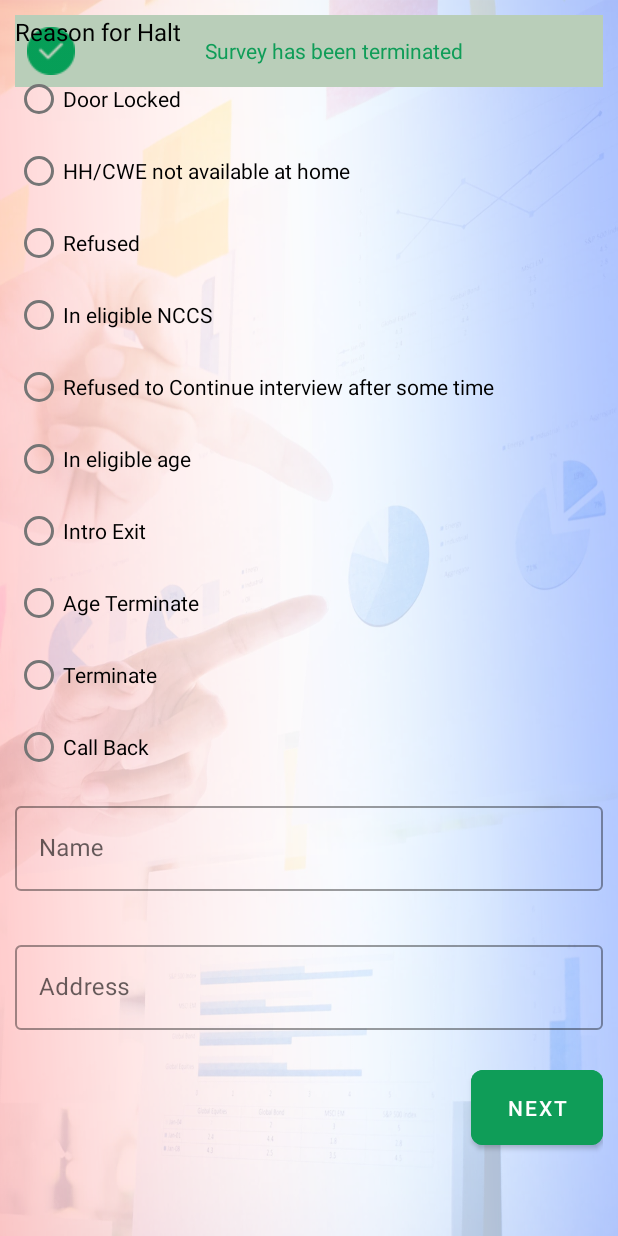
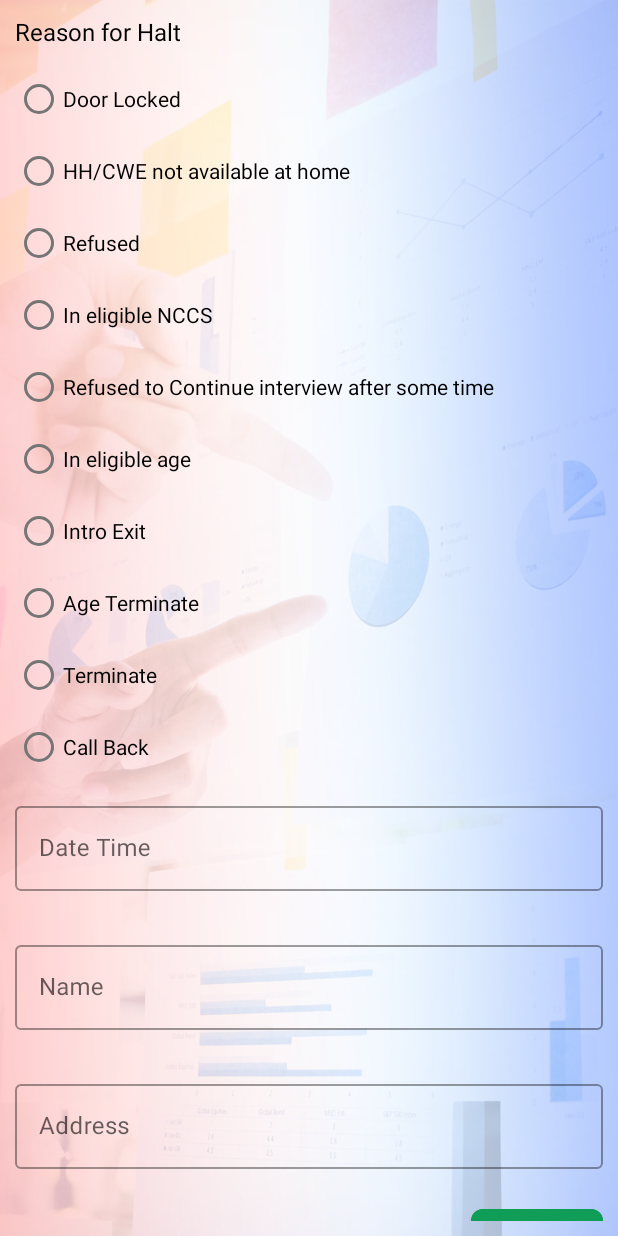
Before and after one commit to vimalku637/BARC_DEMO, an Android app: the layout activity_terminate.xml on its own in the app's theme, with its tools: preview values and no code run, on a phone screen of 412 x 824 dp. Run offline under Robolectric (Android 15) with nearby library versions, the light colour scheme and no system bars.

Commit message:
(vimalku637) terminate screen issue and send survey data API done.

```diff
--- a/app/src/main/java/com/vrp/barc_demo/activities/ClusterListActivity.java
+++ b/app/src/main/java/com/vrp/barc_demo/activities/ClusterListActivity.java
@@ -183,6 +183,7 @@ public class ClusterListActivity extends AppCompatActivity {
                                         intentSurveyList.putExtra("previous_address", clusterModelAL.get(position).getPrevious_address());
                                         intentSurveyList.putExtra("cluster_id", clusterModelAL.get(position).getCluster_id());
                                         intentSurveyList.putExtra("cluster_name", clusterModelAL.get(position).getCluster_name());
+                                        intentSurveyList.putExtra("screen_type", "survey");
 
                                         /*set preference data*/
                                         String cluster_no = clusterModelAL.get(position).getCluster_no();
@@ -239,6 +240,7 @@ public class ClusterListActivity extends AppCompatActivity {
                         intentAddressSelection.putExtra("previous_address", clusterModelAL.get(position).getPrevious_address());
                         intentAddressSelection.putExtra("cluster_id", clusterModelAL.get(position).getCluster_id());
                         intentAddressSelection.putExtra("cluster_name", clusterModelAL.get(position).getCluster_name());
+                        intentAddressSelection.putExtra("screen_type", "survey");
                         startActivity(intentAddressSelection);
                         Toast.makeText(context, ""+message, Toast.LENGTH_SHORT).show();
                     } else {
--- a/app/src/main/java/com/vrp/barc_demo/activities/SurveyListActivity.java
+++ b/app/src/main/java/com/vrp/barc_demo/activities/SurveyListActivity.java
@@ -86,6 +86,7 @@ public class SurveyListActivity extends AppCompatActivity {
                 intentAddressSelection.putExtra("original_address", original_address);
                 intentAddressSelection.putExtra("cluster_id", cluster_id);
                 intentAddressSelection.putExtra("cluster_name", cluster_name);
+                intentAddressSelection.putExtra("screen_type", "survey");
                 startActivity(intentAddressSelection);
             }
         });
@@ -132,9 +133,11 @@ public class SurveyListActivity extends AppCompatActivity {
                     for (int i = 0; i < totalAnswers; i++) {
                         JSONObject jsonObjectAns=jsonArrayAnswers.getJSONObject(i);
                         AnswerModel answerModel=new AnswerModel();
+                        answerModel.setOption_id(jsonObjectAns.getString("option_id"));
                         answerModel.setOption_value(jsonObjectAns.getString("option_value"));
-                        answerModel.setOption_id(jsonObjectAns.getString("option_id"));
+                        answerModel.setQuestionID(jsonObjectAns.getString("question_id"));
                         answerModel.setPre_field(jsonObjectAns.getString("pre_field"));
+                        answerModel.setField_name(jsonObjectAns.getString("field_name"));
                         answerModelList.add(answerModel);
                     }
                 }
--- a/app/src/main/java/com/vrp/barc_demo/login/LoginActivity.java
+++ b/app/src/main/java/com/vrp/barc_demo/login/LoginActivity.java
@@ -27,6 +27,7 @@ import com.vrp.barc_demo.activities.UpdateQuestions;
 import com.vrp.barc_demo.models.LoginModel;
 import com.vrp.barc_demo.rest_api.ApiClient;
 import com.vrp.barc_demo.rest_api.BARC_API;
+import com.vrp.barc_demo.sqlite_db.SqliteHelper;
 import com.vrp.barc_demo.utils.SharedPrefHelper;
 
 import org.json.JSONArray;
@@ -58,6 +59,7 @@ public class LoginActivity extends AppCompatActivity {
     // /normal widgets/
     private Context context = this;
     SharedPrefHelper sharedPrefHelper;
+    SqliteHelper sqliteHelper;
     LoginModel loginModel;
     String user_name;
     String password;
@@ -69,6 +71,7 @@ public class LoginActivity extends AppCompatActivity {
         ButterKnife.bind(this);
         setTitle(R.string.login);
         initialization();
+        sqliteHelper.openDataBase();
         // /get intent values here/
         Bundle bundle = getIntent().getExtras();
         if (bundle != null) {
@@ -79,6 +82,7 @@ public class LoginActivity extends AppCompatActivity {
 
     private void initialization() {
         sharedPrefHelper = new SharedPrefHelper(this);
+        sqliteHelper=new SqliteHelper(this);
         loginModel = new LoginModel();
     }
 
@@ -136,7 +140,7 @@ public class LoginActivity extends AppCompatActivity {
                                     String success = jsonObject.optString("success");
                                     String message = jsonObject.optString("message");
                                     if (Integer.valueOf(success) == 1) {
-                                        String user_id = jsonObject.optString("user_name");
+                                        String user_id = jsonObject.optString("user_id");
                                         String interviewer_id = jsonObject.optString("interviewer_id");
                                         String interviewer_name = jsonObject.optString("interviewer_name");
                                         String user_name = jsonObject.optString("user_name");
--- a/app/src/main/java/com/vrp/barc_demo/rest_api/BARC_API.java
+++ b/app/src/main/java/com/vrp/barc_demo/rest_api/BARC_API.java
@@ -24,4 +24,6 @@ public interface BARC_API {
     Call<JsonArray> getClusterList(@Query("pincode") String pincode);
     @POST("lock_cluster.php")
     Call<JsonObject> lockCluster(@Body RequestBody body);
+    @POST("survey_data_upload.php")
+    Call<JsonObject> sendSurveyData(@Body RequestBody body);
 }
--- a/app/src/main/java/com/vrp/barc_demo/sqlite_db/SqliteHelper.java
+++ b/app/src/main/java/com/vrp/barc_demo/sqlite_db/SqliteHelper.java
@@ -69,6 +69,10 @@ public class SqliteHelper extends SQLiteOpenHelper {
                 values.put("district", "1");
                 values.put("city", "4");
                 values.put("town", "3");
+                values.put("user_id", sharedPrefHelper.getString("user_id", ""));
+                values.put("date_time", "");
+                values.put("household_name", "");
+                values.put("address", "");
                 values.put("flag", "0");
                 values.put("status", "0");
 
--- a/app/src/main/res/layout/activity_terminate.xml
+++ b/app/src/main/res/layout/activity_terminate.xml
@@ -22,7 +22,7 @@
         android:background="@color/color_green_light"
         android:padding="@dimen/margin8"
         android:layout_margin="@dimen/margin10"
-        android:visibility="visible"
+        android:visibility="gone"
         />
     <com.google.android.material.button.MaterialButton
         android:id="@+id/btn_start_new_survey"
@@ -43,6 +43,7 @@
     <ScrollView
         android:layout_width="match_parent"
         android:layout_height="match_parent"
+        android:layout_margin="@dimen/margin10"
         android:scrollbars="none">
     <androidx.constraintlayout.widget.ConstraintLayout
         android:id="@+id/cl_terminate"
@@ -50,7 +51,7 @@
         android:layout_height="wrap_content"
         android:focusableInTouchMode="true"
         android:focusable="true"
-        android:layout_margin="@dimen/margin10">
+        >
 
     <com.google.android.material.textview.MaterialTextView
         android:id="@+id/tv_reason_for_halt"
@@ -127,7 +128,7 @@
         </RadioGroup>
 
         <com.google.android.material.textfield.TextInputLayout
-            android:id="@+id/til_name"
+            android:id="@+id/til_date_time"
             style="@style/Widget.MaterialComponents.TextInputLayout.OutlinedBox"
             android:layout_width="match_parent"
             android:layout_height="wrap_content"
@@ -139,10 +140,32 @@
             >
 
             <com.google.android.material.textfield.TextInputEditText
+                android:id="@+id/et_date_time"
+                android:layout_width="match_parent"
+                android:layout_height="wrap_content"
+                android:drawablePadding="@dimen/margin5"
+                android:inputType="datetime"
+                android:hint="@string/date_time" />
+        </com.google.android.material.textfield.TextInputLayout>
+
+        <com.google.android.material.textfield.TextInputLayout
+            android:id="@+id/til_name"
+            style="@style/Widget.MaterialComponents.TextInputLayout.OutlinedBox"
+            android:layout_width="match_parent"
+            android:layout_height="wrap_content"
+            android:layout_marginTop="@dimen/margin10"
+            app:layout_constraintLeft_toLeftOf="parent"
+            app:layout_constraintRight_toRightOf="parent"
+            app:layout_constraintTop_toBottomOf="@+id/til_date_time"
+            app:errorEnabled="true"
+            >
+
+            <com.google.android.material.textfield.TextInputEditText
                 android:id="@+id/et_name"
                 android:layout_width="match_parent"
                 android:layout_height="wrap_content"
                 android:drawablePadding="@dimen/margin5"
+                android:inputType="textPersonName"
                 android:hint="@string/name" />
         </com.google.android.material.textfield.TextInputLayout>
 
@@ -164,7 +187,7 @@
                 android:layout_height="wrap_content"
                 android:hint="@string/address"
                 android:drawablePadding="@dimen/margin5"
-                android:inputType="text" />
+                android:inputType="textPostalAddress" />
         </com.google.android.material.textfield.TextInputLayout>
 
             <com.google.android.material.button.MaterialButton
--- a/app/src/main/res/values/strings.xml
+++ b/app/src/main/res/values/strings.xml
@@ -60,7 +60,7 @@
     <string name="call_back">Call Back</string>
     <string name="name">Name</string>
     <string name="address">Address</string>
-    <string name="survey_terminated">Survey has been terminated</string>
+    <string name="survey_terminated">Survey has been terminated successfully.</string>
     <string name="ok">Ok</string>
     <string name="Alert">Alert</string>
     <string name="select_agent">Select City</string>
@@ -68,4 +68,5 @@
     <string name="start_new_survey">Start New Survey</string>
     <string name="survey_status_in_your_cluster">Survey Status in Your Cluster</string>
     <string name="completed">Completed</string>
+    <string name="date_time">Date Time</string>
 </resources>
```
Also changed, not shown: app/src/main/java/com/vrp/barc_demo/activities/AddressSelection.java (+44 -0 lines), app/src/main/java/com/vrp/barc_demo/activities/ClusterDetails.java (+42 -0 lines), app/src/main/java/com/vrp/barc_demo/activities/HouseholdSurveyActivity.java (+65 -8 lines), app/src/main/java/com/vrp/barc_demo/activities/TerminateActivity.java (+24 -4 lines), app/src/main/java/com/vrp/barc_demo/models/AnswerModel.java (+9 -0 lines), app/src/main/java/com/vrp/barc_demo/models/SurveyModel.java (+44 -0 lines).
